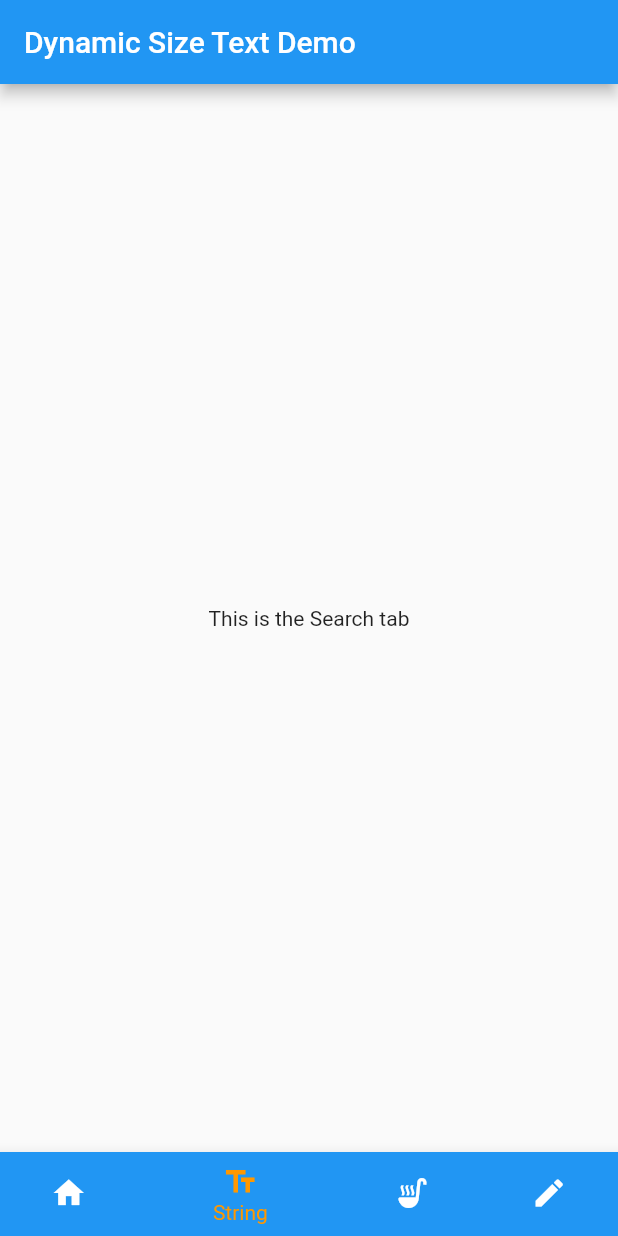
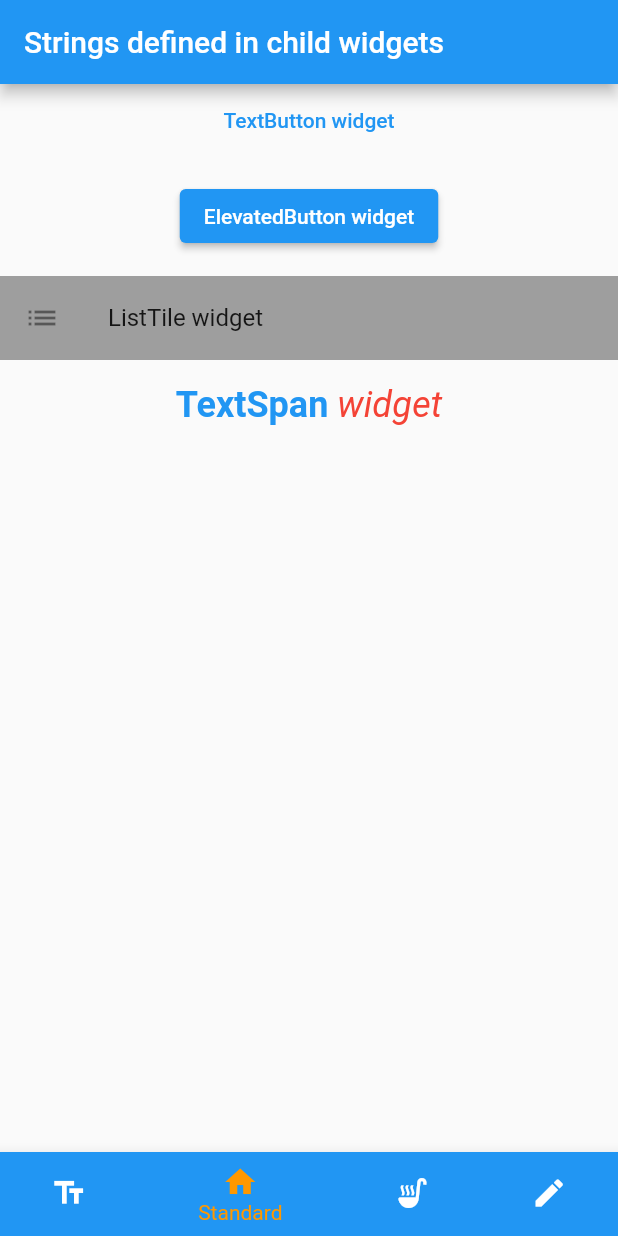
Before and after one commit to yfujiki/dynamic_size_text, a Flutter app: the screen it shows after launch, item 2 of the bottom bar chosen, on a phone screen of 412 x 824 dp. Run offline on Flutter 3.47's test engine with Material 2 defaults, Android fonts, the phone set to English and light mode, and no system bars.

Commit message:
Implemented all controls

```diff
--- a/lib/main.dart
+++ b/lib/main.dart
@@ -33,17 +33,33 @@ class MyHomePage extends StatefulWidget {
 
 class MyHomePageState extends State<MyHomePage> {
   int _currentIndex = 0;
+  String _title = 'Strings defined in its own widgets';
 
-  final List<Widget> _children = [
-    FirstTab(),
-    SecondTab(),
-    ThirdTab(),
-    FourthTab(),
+  final List<Widget> _children = const [
+    StringWidgetsTab(),
+    StandardWidgetsTab(),
+    HybridWidgetsTab(),
+    TextInputWidgetsTab(),
   ];
 
   void onTabTapped(int index) {
     setState(() {
       _currentIndex = index;
+
+      switch (index) {
+        case 0:
+          _title = 'Strings defined in its own widgets';
+          break;
+        case 1:
+          _title = 'Strings defined in child widgets';
+          break;
+        case 2:
+          _title = 'Strings defined in either way';
+          break;
+        default:
+          _title = 'String input widgets';
+          break;
+      }
     });
   }
 
@@ -51,7 +67,7 @@ class MyHomePageState extends State<MyHomePage> {
   Widget build(BuildContext context) {
     return Scaffold(
       appBar: AppBar(
-        title: const Text('Dynamic Size Text Demo'),
+        title: Text(_title),
       ),
       body: _children[_currentIndex],
       bottomNavigationBar: BottomNavigationBar(
@@ -61,13 +77,13 @@ class MyHomePageState extends State<MyHomePage> {
         items: const [
           BottomNavigationBarItem(
             backgroundColor: Colors.blue,
-            icon: Icon(Icons.home),
-            label: 'Standard',
+            icon: Icon(Icons.text_fields),
+            label: 'String',
           ),
           BottomNavigationBarItem(
             backgroundColor: Colors.blue,
-            icon: Icon(Icons.text_fields),
-            label: 'String',
+            icon: Icon(Icons.home),
+            label: 'Standard',
           ),
           BottomNavigationBarItem(
             backgroundColor: Colors.blue,
--- a/lib/standard_widgets_tab.dart
+++ b/lib/standard_widgets_tab.dart
@@ -1,10 +1,58 @@
 import 'package:flutter/material.dart';
 
-class FirstTab extends StatelessWidget {
+class StandardWidgetsTab extends StatelessWidget {
+  const StandardWidgetsTab({super.key});
+
   @override
   Widget build(BuildContext context) {
-    return Center(
-      child: Text('This is the Home tab'),
+    return Column(
+      crossAxisAlignment: CrossAxisAlignment.center,
+      children: [
+        TextButton(
+          child: const Text("TextButton widget"),
+          onPressed: () {
+            // ignore: avoid_print
+            print("Button tapped");
+          },
+        ),
+        const SizedBox(height: 16),
+        ElevatedButton(
+          child: const Text("ElevatedButton widget"),
+          onPressed: () {
+            // ignore: avoid_print
+            print("Button tapped");
+          },
+        ),
+        const SizedBox(height: 16),
+        const ListTile(
+          leading: Icon(Icons.list),
+          title: Text("ListTile widget"),
+          tileColor: Colors.grey,
+        ),
+        const SizedBox(height: 16),
+        RichText(
+          text: const TextSpan(
+            children: [
+              TextSpan(
+                text: 'TextSpan ',
+                style: TextStyle(
+                  fontSize: 24,
+                  color: Colors.blue,
+                  fontWeight: FontWeight.bold,
+                ),
+              ),
+              TextSpan(
+                text: 'widget',
+                style: TextStyle(
+                  fontSize: 24,
+                  color: Colors.red,
+                  fontStyle: FontStyle.italic,
+                ),
+              ),
+            ],
+          ),
+        ),
+      ],
     );
   }
 }
--- a/lib/string_widgets_tab.dart
+++ b/lib/string_widgets_tab.dart
@@ -1,10 +1,25 @@
 import 'package:flutter/material.dart';
 
-class SecondTab extends StatelessWidget {
+class StringWidgetsTab extends StatelessWidget {
+  const StringWidgetsTab({super.key});
+
   @override
   Widget build(BuildContext context) {
     return Center(
-      child: Text('This is the Search tab'),
+      child: Column(
+        crossAxisAlignment: CrossAxisAlignment.center,
+        children: const [
+          Text("Text widget"),
+          SizedBox(height: 16),
+          SelectableText("SelectableText widget"),
+          SizedBox(height: 16),
+          Tooltip(
+            height: 100,
+            message: "Tooltip",
+            child: Text("I show a tooltip, long press me"),
+          ),
+        ],
+      ),
     );
   }
 }
--- a/lib/text_input_widgets.dart
+++ b/lib/text_input_widgets.dart
@@ -1,10 +1,26 @@
 import 'package:flutter/material.dart';
 
-class FourthTab extends StatelessWidget {
+class TextInputWidgetsTab extends StatelessWidget {
+  const TextInputWidgetsTab({super.key});
+
   @override
   Widget build(BuildContext context) {
     return Center(
-      child: Text('This is the Settings tab'),
+      child: Column(children: [
+        const TextField(
+          decoration: InputDecoration(
+            border: OutlineInputBorder(),
+            labelText: 'TextField widget',
+          ),
+        ),
+        const SizedBox(height: 16),
+        TextFormField(
+          decoration: const InputDecoration(
+            border: OutlineInputBorder(),
+            labelText: 'TextFormField widget',
+          ),
+        ),
+      ]),
     );
   }
 }
```
Also changed, not shown: lib/hybrid_widgets_tab.dart (+16 -3 lines).
